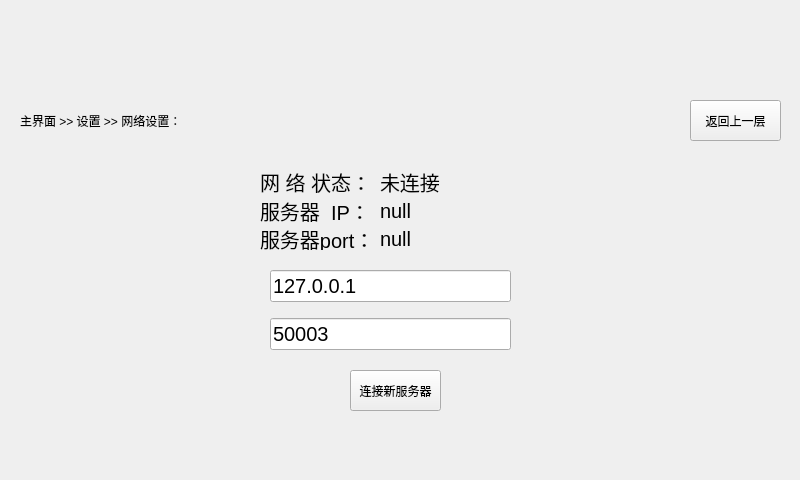
Above: netwindow.ui from jindezhang/kqj before the change. Below: the same form after it.
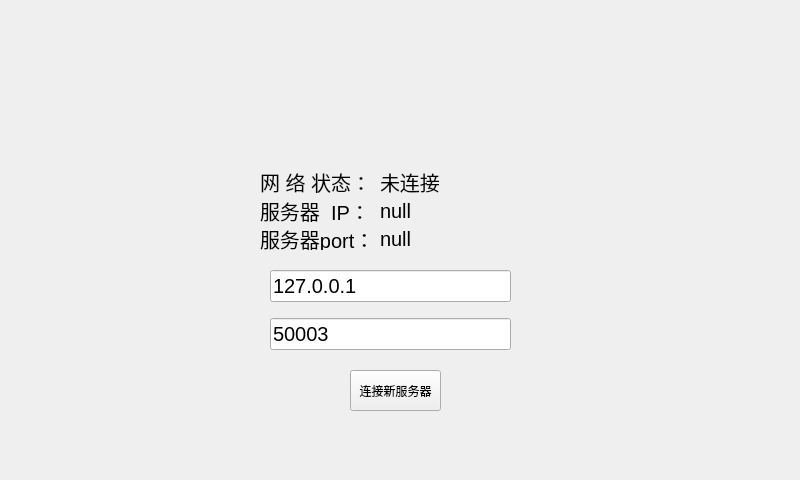
That is the form after the change. Custom widgets are drawn as their Qt base class.

```diff
--- a/netwindow.ui
+++ b/netwindow.ui
@@ -26,37 +26,6 @@
     <string>连接新服务器</string>
    </property>
   </widget>
-  <widget class="QLabel" name="label_5">
-   <property name="geometry">
-    <rect>
-     <x>20</x>
-     <y>90</y>
-     <width>261</width>
-     <height>61</height>
-    </rect>
-   </property>
-   <property name="font">
-    <font>
-     <pointsize>9</pointsize>
-    </font>
-   </property>
-   <property name="text">
-    <string>主界面 &gt;&gt; 设置 &gt;&gt; 网络设置：</string>
-   </property>
-  </widget>
-  <widget class="QPushButton" name="bt_fanhui">
-   <property name="geometry">
-    <rect>
-     <x>690</x>
-     <y>100</y>
-     <width>91</width>
-     <height>41</height>
-    </rect>
-   </property>
-   <property name="text">
-    <string>返回上一层</string>
-   </property>
-  </widget>
   <widget class="QWidget" name="verticalLayoutWidget">
    <property name="geometry">
     <rect>
@@ -190,6 +159,14 @@
    </layout>
   </widget>
  </widget>
+ <customwidgets>
+  <customwidget>
+   <class>top</class>
+   <extends>QWidget</extends>
+   <header location="global">top.h</header>
+   <container>1</container>
+  </customwidget>
+ </customwidgets>
  <resources/>
  <connections/>
 </ui>
```
Left out of the diff: 10 changed lines with no effect on the pictures.
